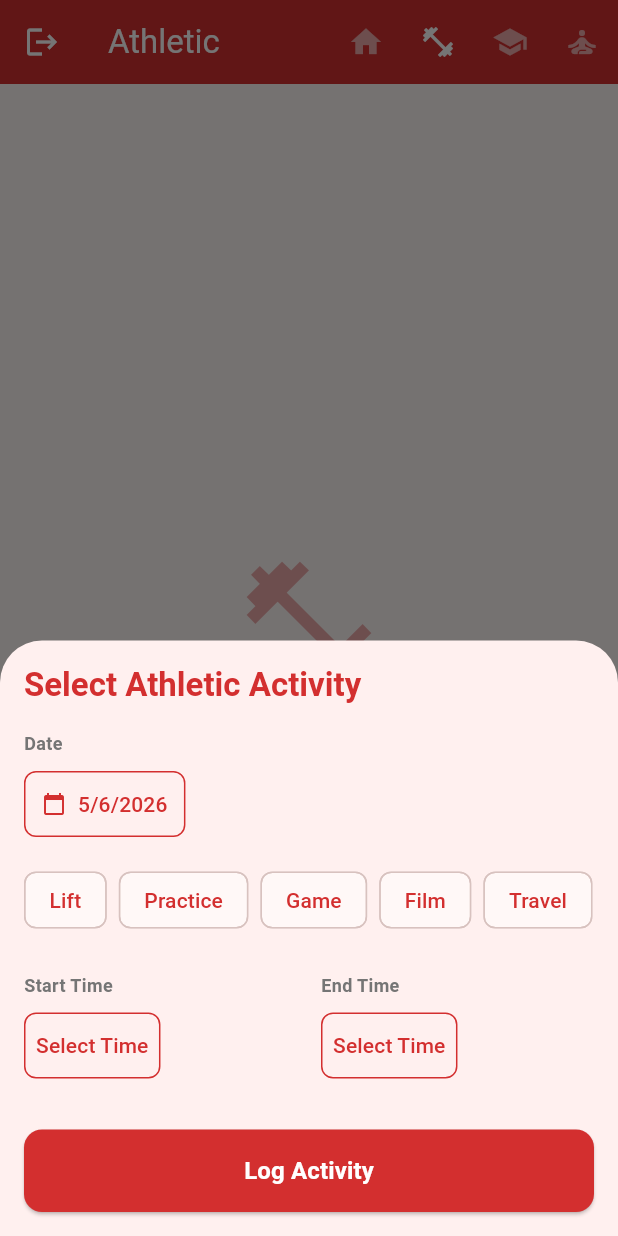
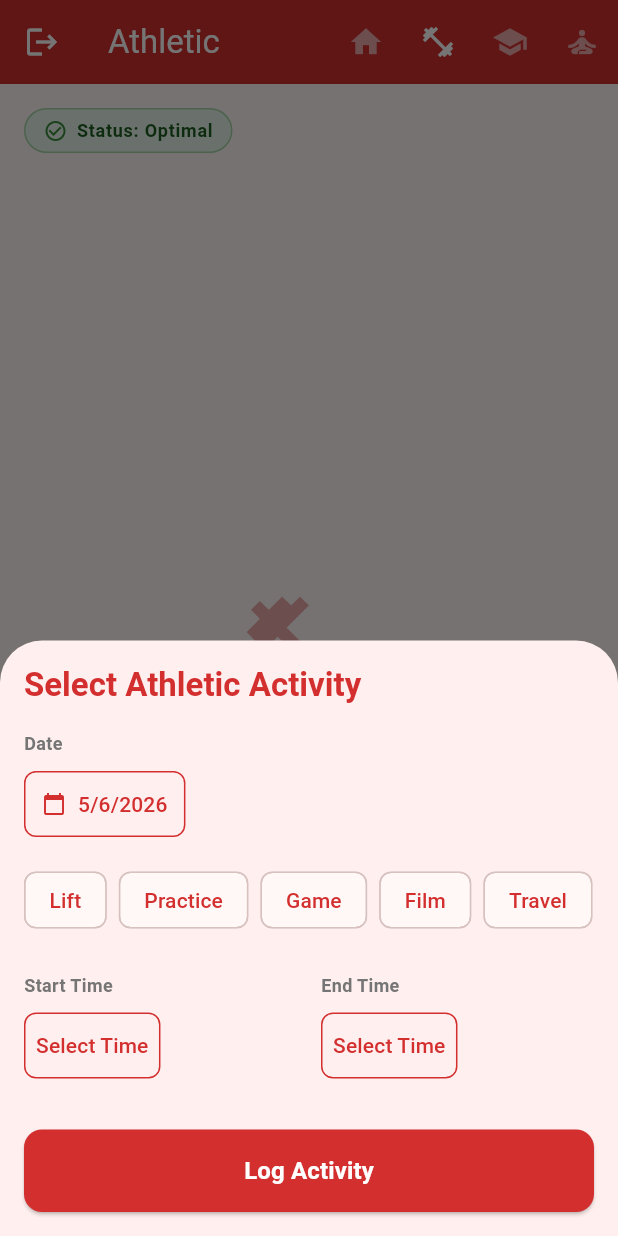
Before and after one commit to CharlieHiggs10/athlete_workload_manager, a Flutter app: the screen it shows once a user with an empty profile is signed in, after a tap on the "add" icon, on a phone screen of 412 x 824 dp. Run offline on Flutter 3.47's test engine with Material 3 defaults, Android fonts, the phone set to English and light mode, and no system bars; our stand-ins replace cloud_firestore, firebase_auth, firebase_core, flutter_riverpod, google_sign_in; accounts and stored records are empty.

Commit message:
Step 4 - Final commit to code check to make sure everything runs correctly and to make sure all files follow the guardrails of the assignment

```diff
--- a/lib/models/athlete_mode.dart
+++ b/lib/models/athlete_mode.dart
@@ -23,4 +23,17 @@ extension AthleteModeChips on AthleteMode {
         return [];
     }
   }
+
+  String get displayName {
+    switch (this) {
+      case AthleteMode.athletic:
+        return 'Athletic';
+      case AthleteMode.academic:
+        return 'Academic';
+      case AthleteMode.recovery:
+        return 'Recovery';
+      case AthleteMode.overview:
+        return 'Overview';
+    }
+  }
 }
--- a/lib/providers/activity_provider.dart
+++ b/lib/providers/activity_provider.dart
@@ -65,6 +65,7 @@ class ActivityNotifier extends AsyncNotifier<List<ActivityModel>> {
   int getActivityWeight(String activityName) {
     const weights = {
       'Game': 4,
+      'Exam': 4,
       'Practice': 3,
       'Study': 3,
       'Class': 3,
--- a/lib/screens/calendar_screen.dart
+++ b/lib/screens/calendar_screen.dart
@@ -7,6 +7,8 @@ import '../providers/activity_provider.dart';
 import '../providers/auth_provider.dart';
 import '../widgets/activity_input_sheet.dart';
 import '../widgets/activity_list_view.dart';
+import '../widgets/burnout_alert_card.dart';
+import '../widgets/mode_toggle_icon.dart';
 import '../theme.dart';
 
 /// Logic Summary:
@@ -21,7 +23,7 @@ class CalendarScreen extends ConsumerWidget {
   Widget build(BuildContext context, WidgetRef ref) {
     final currentMode = ref.watch(athleteModeProvider);
     final activitiesAsync = ref.watch(activityProvider);
-    final themeData = _getThemeForMode(currentMode);
+    final themeData = AppTheme.getThemeForMode(currentMode);
 
     return Theme(
       data: themeData,
@@ -32,27 +34,27 @@ class CalendarScreen extends ConsumerWidget {
             onPressed: () => ref.read(authServiceProvider).signOut(),
             tooltip: 'Sign Out',
           ),
-          title: Text(_getTitleForMode(currentMode)),
+          title: Text(currentMode.displayName),
           actions: [
-            _ModeToggleIcon(
+            ModeToggleIcon(
               mode: AthleteMode.overview,
               icon: Icons.home,
               isActive: currentMode == AthleteMode.overview,
               onPressed: () => _setMode(ref, AthleteMode.overview),
             ),
-            _ModeToggleIcon(
+            ModeToggleIcon(
               mode: AthleteMode.athletic,
               icon: Icons.fitness_center,
               isActive: currentMode == AthleteMode.athletic,
               onPressed: () => _setMode(ref, AthleteMode.athletic),
             ),
-            _ModeToggleIcon(
+            ModeToggleIcon(
               mode: AthleteMode.academic,
               icon: Icons.school,
               isActive: currentMode == AthleteMode.academic,
               onPressed: () => _setMode(ref, AthleteMode.academic),
             ),
-            _ModeToggleIcon(
+            ModeToggleIcon(
               mode: AthleteMode.recovery,
               icon: Icons.self_improvement,
               isActive: currentMode == AthleteMode.recovery,
@@ -83,9 +85,16 @@ class CalendarScreen extends ConsumerWidget {
               return aMinutes.compareTo(bMinutes);
             });
 
-            return ActivityListView(
-              activities: filteredActivities,
-              currentMode: currentMode,
+            return Column(
+              children: [
+                const BurnoutAlertCard(),
+                Expanded(
+                  child: ActivityListView(
+                    activities: filteredActivities,
+                    currentMode: currentMode,
+                  ),
+                ),
+              ],
             );
           },
           loading: () => const Center(child: CircularProgressIndicator()),
@@ -119,7 +128,7 @@ class CalendarScreen extends ConsumerWidget {
       isScrollControlled: true,
       builder: (context) {
         return Theme(
-          data: _getThemeForMode(logMode),
+          data: AppTheme.getThemeForMode(logMode),
           child: ActivityInputSheet(
             initialDate: DateTime.now(),
           ),
@@ -145,58 +154,4 @@ class CalendarScreen extends ConsumerWidget {
   void _setMode(WidgetRef ref, AthleteMode mode) {
     ref.read(athleteModeProvider.notifier).state = mode;
   }
-
-  /// Returns the specific ThemeData for each mode based on AppTheme constants.
-  ThemeData _getThemeForMode(AthleteMode mode) {
-    switch (mode) {
-      case AthleteMode.athletic:
-        return AppTheme.getThemeForColor(AppTheme.athleticRed);
-      case AthleteMode.academic:
-        return AppTheme.getThemeForColor(AppTheme.academicBlue);
-      case AthleteMode.recovery:
-        return AppTheme.getThemeForColor(AppTheme.recoveryGreen);
-      case AthleteMode.overview:
-        return AppTheme.getThemeForColor(Colors.blueGrey);
-    }
-  }
-
-  /// Provides descriptive titles for the AppBar.
-  String _getTitleForMode(AthleteMode mode) {
-    switch (mode) {
-      case AthleteMode.athletic:
-        return 'Athletic';
-      case AthleteMode.academic:
-        return 'Academic';
-      case AthleteMode.recovery:
-        return 'Recovery';
-      case AthleteMode.overview:
-        return 'Overview';
-    }
-  }
 }
-
-/// Logic Summary:
-/// Specialized IconButton that indicates if its mode is currently active.
-class _ModeToggleIcon extends StatelessWidget {
-  final AthleteMode mode;
-  final IconData icon;
-  final bool isActive;
-  final VoidCallback onPressed;
-
-  const _ModeToggleIcon({
-    required this.mode,
-    required this.icon,
-    required this.isActive,
-    required this.onPressed,
-  });
-
-  @override
-  Widget build(BuildContext context) {
-    return IconButton(
-      icon: Icon(icon),
-      color: isActive ? Colors.white : Colors.white.withAlpha(150),
-      onPressed: onPressed,
-      tooltip: mode.name.toUpperCase(),
-    );
-  }
-}
--- a/lib/theme.dart
+++ b/lib/theme.dart
@@ -1,4 +1,5 @@
 import 'package:flutter/material.dart';
+import 'models/athlete_mode.dart';
 
 /// Logic Summary:
 /// Global ThemeData class defining the three primary category colors:
@@ -26,4 +27,18 @@ class AppTheme {
       ),
     );
   }
+
+  /// Returns the specific ThemeData for each mode based on AppTheme constants.
+  static ThemeData getThemeForMode(AthleteMode mode) {
+    switch (mode) {
+      case AthleteMode.athletic:
+        return getThemeForColor(athleticRed);
+      case AthleteMode.academic:
+        return getThemeForColor(academicBlue);
+      case AthleteMode.recovery:
+        return getThemeForColor(recoveryGreen);
+      case AthleteMode.overview:
+        return getThemeForColor(Colors.blueGrey);
+    }
+  }
 }
--- a/lib/widgets/activity_input_sheet.dart
+++ b/lib/widgets/activity_input_sheet.dart
@@ -6,6 +6,7 @@ import '../providers/athlete_mode_provider.dart';
 import 'time_selector.dart';
 import 'activity_chip_group.dart';
 import 'date_selector.dart';
+import 'submit_button.dart';
 
 // Logic Summary:
 // Bottom sheet that displays mode-specific activity chips
@@ -27,34 +28,24 @@ class ActivityInputSheet extends ConsumerStatefulWidget {
 }
 
 class _ActivityInputSheetState extends ConsumerState<ActivityInputSheet> {
-  // Local state variables. These are nullable (?) because the user
-  // hasn't selected anything when the modal first pops up.
   String? _selectedActivity;
   TimeOfDay? _startTime;
   TimeOfDay? _endTime;
-
-  // 'late' tells Flutter: "I promise to give this a value before it's used."
-  // We do this because we need to grab widget.initialDate in initState.
   late DateTime _selectedDate;
 
   @override
   void initState() {
     super.initState();
-    // If we're editing an existing activity, pre-populate the local state.
     if (widget.existingActivity != null) {
       _selectedDate = widget.existingActivity!.date;
       _startTime = widget.existingActivity!.startTime;
       _endTime = widget.existingActivity!.endTime;
       _selectedActivity = widget.existingActivity!.title;
     } else {
-      // Initialize our local tracking date with the date passed down from the calendar.
       _selectedDate = widget.initialDate;
     }
   }
 
-  // Triggers the native Flutter DatePicker.
-  // This is an 'async' function because we have to pause and wait for the user
-  // to physically tap a date on the screen before continuing.
   Future<void> _selectDate(BuildContext context) async {
     final now = DateTime.now();
     final DateTime? picked = await showDatePicker(
@@ -63,19 +54,14 @@ class _ActivityInputSheetState extends ConsumerState<ActivityInputSheet> {
       firstDate: now,
       lastDate: DateTime(2100),
     );
-
-    // Only update the state if they actually picked a new date (didn't hit cancel)
     if (picked != null && picked != _selectedDate) {
       setState(() => _selectedDate = picked);
     }
   }
 
-  /// Triggers the native Flutter TimePicker.
   Future<void> _selectTime(BuildContext context, bool isStartTime) async {
     final TimeOfDay? picked = await showTimePicker(
       context: context,
-      // Smart default: If they already picked a time, show that time.
-      // Otherwise, default to the exact current time.
       initialTime: (isStartTime ? _startTime : _endTime) ?? TimeOfDay.now(),
     );
     if (picked != null) {
@@ -93,7 +79,6 @@ class _ActivityInputSheetState extends ConsumerState<ActivityInputSheet> {
   Widget build(BuildContext context) {
     final currentMode = ref.watch(athleteModeProvider);
     final theme = Theme.of(context);
-    // Embed variable values into string to format the date for the UI.
     final dateString = "${_selectedDate.month}/${_selectedDate.day}/${_selectedDate.year}";
 
     return Container(
@@ -103,14 +88,13 @@ class _ActivityInputSheetState extends ConsumerState<ActivityInputSheet> {
         crossAxisAlignment: CrossAxisAlignment.start,
         children: [
           Text(
-            'Select ${currentMode.name[0].toUpperCase()}${currentMode.name.substring(1)} Activity',
+            'Select ${currentMode.displayName} Activity',
             style: theme.textTheme.titleLarge?.copyWith(
               color: theme.primaryColor,
               fontWeight: FontWeight.bold,
             ),
           ),
           const SizedBox(height: 16),
-
           DateSelector(
             label: 'Date',
             dateString: dateString,
@@ -118,7 +102,6 @@ class _ActivityInputSheetState extends ConsumerState<ActivityInputSheet> {
             color: theme.primaryColor,
           ),
           const SizedBox(height: 16),
-
           ActivityChipGroup(
             chips: currentMode.activityChips,
             selectedActivity: _selectedActivity,
@@ -126,7 +109,6 @@ class _ActivityInputSheetState extends ConsumerState<ActivityInputSheet> {
             onSelected: (val) => setState(() => _selectedActivity = val),
           ),
           const SizedBox(height: 24),
-
           Row(
             children: [
               Expanded(
@@ -149,29 +131,16 @@ class _ActivityInputSheetState extends ConsumerState<ActivityInputSheet> {
             ],
           ),
           const SizedBox(height: 32),
-
-          SizedBox(
-            width: double.infinity,
-            child: ElevatedButton(
-              onPressed: _logActivity,
-              style: ElevatedButton.styleFrom(
-                backgroundColor: theme.primaryColor,
-                foregroundColor: Colors.white,
-                padding: const EdgeInsets.symmetric(vertical: 16),
-                shape: RoundedRectangleBorder(borderRadius: BorderRadius.circular(12)),
-              ),
-              child: Text(
-                widget.existingActivity != null ? 'Update Activity' : 'Log Activity',
-                style: const TextStyle(fontSize: 16, fontWeight: FontWeight.bold),
-              ),
-            ),
+          SubmitButton(
+            label: widget.existingActivity != null ? 'Update Activity' : 'Log Activity',
+            onPressed: _logActivity,
+            backgroundColor: theme.primaryColor,
           ),
         ],
       ),
     );
   }
 
-  // Handles the validation and submission logic when the user taps "Log Activity"
   void _logActivity() {
     if (_selectedActivity == null || _startTime == null || _endTime == null) {
       ScaffoldMessenger.of(context).showSnackBar(
@@ -184,7 +153,6 @@ class _ActivityInputSheetState extends ConsumerState<ActivityInputSheet> {
       return;
     }
 
-    // Packaging: Bundle all the local state into a single Map.
     final payload = {
       'activity': _selectedActivity,
       'startTime': _startTime,
@@ -193,7 +161,6 @@ class _ActivityInputSheetState extends ConsumerState<ActivityInputSheet> {
       'mode': ref.read(athleteModeProvider),
     };
 
-    // Handoff: Close the bottom sheet and pass the payload back to whoever opened it.
     Navigator.pop(context, payload);
   }
 }
--- a/lib/widgets/activity_list_view.dart
+++ b/lib/widgets/activity_list_view.dart
@@ -32,7 +32,7 @@ class ActivityListView extends StatelessWidget {
             ),
             const SizedBox(height: 20),
             Text(
-              'No ${currentMode == AthleteMode.overview ? "" : _getTitleForMode(currentMode)} activities ${currentMode == AthleteMode.overview ? "for today" : "scheduled"}.',
+              'No ${currentMode == AthleteMode.overview ? "" : currentMode.displayName} activities ${currentMode == AthleteMode.overview ? "for today" : "scheduled"}.',
               style: themeData.textTheme.titleLarge?.copyWith(
                     color: themeData.primaryColor,
                   ),
@@ -119,18 +119,4 @@ class ActivityListView extends StatelessWidget {
         return Icons.view_agenda;
     }
   }
-
-  /// Provides descriptive titles for the empty state message.
-  String _getTitleForMode(AthleteMode mode) {
-    switch (mode) {
-      case AthleteMode.athletic:
-        return 'Athletic';
-      case AthleteMode.academic:
-        return 'Academic';
-      case AthleteMode.recovery:
-        return 'Recovery';
-      case AthleteMode.overview:
-        return 'Overview';
-    }
-  }
 }
--- /dev/null
+++ b/lib/widgets/burnout_alert_card.dart
@@ -0,0 +1,86 @@
+import 'package:flutter/material.dart';
+import 'package:flutter_riverpod/flutter_riverpod.dart';
+import '../providers/activity_provider.dart';
+
+/// Logic Summary:
+/// A status card that monitors the 7-day workload.
+/// Displays a red "Burnout Alert" if the workload exceeds 25,
+/// otherwise displays an unobtrusive "Status: Optimal" indicator.
+class BurnoutAlertCard extends ConsumerWidget {
+  const BurnoutAlertCard({super.key});
+
+  @override
+  Widget build(BuildContext context, WidgetRef ref) {
+    final workload = ref.watch(workloadProvider);
+
+    if (workload > 25) {
+      return Card(
+        color: Colors.red.shade50,
+        margin: const EdgeInsets.all(16),
+        shape: RoundedRectangleBorder(
+          side: BorderSide(color: Colors.red.shade300, width: 2),
+          borderRadius: BorderRadius.circular(12),
+        ),
+        child: Padding(
+          padding: const EdgeInsets.all(16),
+          child: Row(
+            children: [
+              Icon(Icons.warning_amber_rounded, color: Colors.red.shade700, size: 32),
+              const SizedBox(width: 16),
+              Expanded(
+                child: Column(
+                  crossAxisAlignment: CrossAxisAlignment.start,
+                  children: [
+                    Text(
+                      'Burnout Alert',
+                      style: Theme.of(context).textTheme.titleMedium?.copyWith(
+                            color: Colors.red.shade900,
+                            fontWeight: FontWeight.bold,
+                          ),
+                    ),
+                    const SizedBox(height: 4),
+                    Text(
+                      'High workload detected. Consider scheduling recovery activities like Naps or Ice Baths.',
+                      style: Theme.of(context).textTheme.bodyMedium?.copyWith(
+                            color: Colors.red.shade800,
+                          ),
+                    ),
+                  ],
+                ),
+              ),
+            ],
+          ),
+        ),
+      );
+    }
+
+    return Padding(
+      padding: const EdgeInsets.only(top: 16.0, left: 16.0),
+      child: Align(
+        alignment: Alignment.centerLeft,
+        child: Container(
+          padding: const EdgeInsets.symmetric(horizontal: 12, vertical: 6),
+          decoration: BoxDecoration(
+            color: Colors.green.shade50,
+            borderRadius: BorderRadius.circular(20),
+            border: Border.all(color: Colors.green.shade200),
+          ),
+          child: Row(
+            mainAxisSize: MainAxisSize.min,
+            children: [
+              Icon(Icons.check_circle_outline, color: Colors.green.shade700, size: 16),
+              const SizedBox(width: 6),
+              Text(
+                'Status: Optimal',
+                style: Theme.of(context).textTheme.labelMedium?.copyWith(
+                      color: Colors.green.shade900,
+                      fontWeight: FontWeight.bold,
+                    ),
+              ),
+            ],
+          ),
+        ),
+      ),
+    );
+  }
+}
--- /dev/null
+++ b/lib/widgets/mode_toggle_icon.dart
@@ -0,0 +1,30 @@
+import 'package:flutter/material.dart';
+import '../models/athlete_mode.dart';
+
+/// Logic Summary:
+/// Specialized IconButton that indicates if its mode is currently active.
+/// Used in the CalendarScreen AppBar to toggle between athlete modes.
+class ModeToggleIcon extends StatelessWidget {
+  final AthleteMode mode;
+  final IconData icon;
+  final bool isActive;
+  final VoidCallback onPressed;
+
+  const ModeToggleIcon({
+    super.key,
+    required this.mode,
+    required this.icon,
+    required this.isActive,
+    required this.onPressed,
+  });
+
+  @override
+  Widget build(BuildContext context) {
+    return IconButton(
+      icon: Icon(icon),
+      color: isActive ? Colors.white : Colors.white.withAlpha(150),
+      onPressed: onPressed,
+      tooltip: mode.name.toUpperCase(),
+    );
+  }
+}
--- /dev/null
+++ b/lib/widgets/submit_button.dart
@@ -0,0 +1,37 @@
+import 'package:flutter/material.dart';
+
+/// Logic Summary:
+/// A full-width ElevatedButton used for logging or updating activities.
+/// Inherits the primary color from the current theme.
+class SubmitButton extends StatelessWidget {
+  final String label;
+  final VoidCallback onPressed;
+  final Color backgroundColor;
+
+  const SubmitButton({
+    super.key,
+    required this.label,
+    required this.onPressed,
+    required this.backgroundColor,
+  });
+
+  @override
+  Widget build(BuildContext context) {
+    return SizedBox(
+      width: double.infinity,
+      child: ElevatedButton(
+        onPressed: onPressed,
+        style: ElevatedButton.styleFrom(
+          backgroundColor: backgroundColor,
+          foregroundColor: Colors.white,
+          padding: const EdgeInsets.symmetric(vertical: 16),
+          shape: RoundedRectangleBorder(borderRadius: BorderRadius.circular(12)),
+        ),
+        child: Text(
+          label,
+          style: const TextStyle(fontSize: 16, fontWeight: FontWeight.bold),
+        ),
+      ),
+    );
+  }
+}
```
Also changed, not shown: 4 other files.
